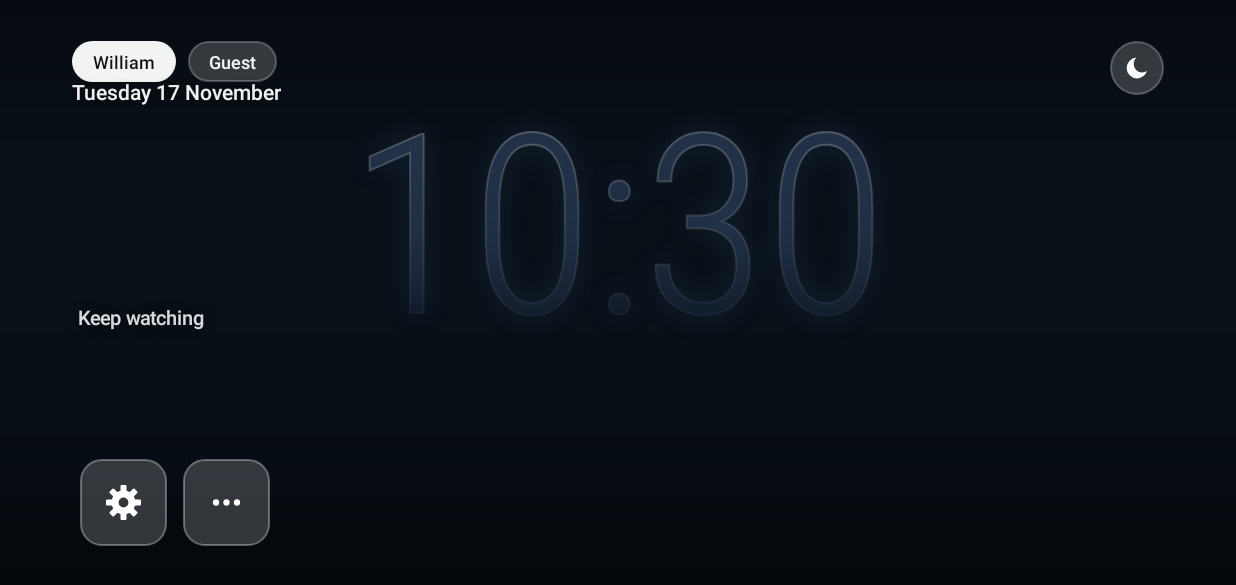
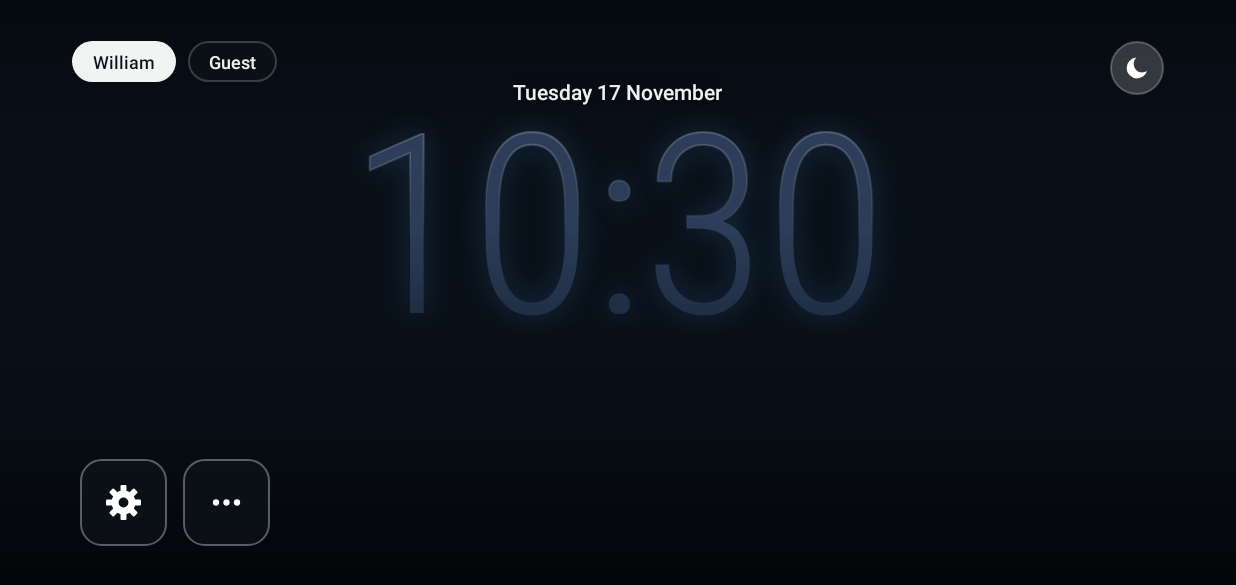
Before and after one commit to williamaxelssonnyman-droid/HEM-PRIVET, an Android app: the screen it shows after launch (MainActivity), on a phone screen of 824 x 412 dp (held sideways). Shown: the top 585 px of the screen. Run offline under Robolectric (Android 15) with nearby library versions, the phone set to English and light mode, and no system bars.

Commit message:
v5.1: polish after first look on the TV
- Date + weather centred above the clock (was stuck to the left edge)
- Clock: regular weight, filled and more opaque, softer fade, no outline look
- Bright wallpapers are darkened automatically so glass and text stand out
- Keep watching only shows real titles and hides otherwise
- Darker glass for cards, tiles and profile pills; legacy icons fill their tile

Co-Authored-By: Claude Opus 5.5 <noreply@anthropic.com>
Claude-Session: https://claude.ai/code/session_01Pti7pxyHfFwkrUKKFzAu2s

```diff
--- a/app/src/main/java/se/william/hem/ClockView.java
+++ b/app/src/main/java/se/william/hem/ClockView.java
@@ -238,7 +238,7 @@ public class ClockView extends View {
         float baseline = baseline();
         float top = baseline - dh;
         Shader fade = new LinearGradient(0, top, 0, baseline + dh * 0.1f,
-                new int[]{0xFFFFFFFF, 0xF0FFFFFF, 0x26FFFFFF},
+                new int[]{0xFFFFFFFF, 0xF5FFFFFF, 0x80FFFFFF},
                 new float[]{0f, 0.5f, 1f}, Shader.TileMode.CLAMP);
         if (g == null) {
             return new LinearGradient(0, top, 0, baseline,
@@ -280,12 +280,10 @@ public class ClockView extends View {
         fill.setAlpha(255);
         c.drawText(s, x, baseline, fill);
         fill.setShader(null);
-        // Thin glassy edge. The whole sprite is later drawn at the clock's transparency,
-        // so boost the edge to keep it about as visible as before.
-        float boost = Math.min(1f, alphaPct / 60f) / Math.max(0.15f, alphaPct / 100f);
-        edge.setShader(new LinearGradient(0, baseline - dh, 0, baseline,
-                new int[]{0x66FFFFFF, 0x10FFFFFF}, null, Shader.TileMode.CLAMP));
-        edge.setAlpha(Math.min(255, Math.round(255 * boost)));
+        // Very faint glassy edge on the top half only: the fill carries the look, not an outline.
+        edge.setShader(new LinearGradient(0, baseline - dh, 0, baseline - dh * 0.4f,
+                new int[]{0x40FFFFFF, 0x00FFFFFF}, null, Shader.TileMode.CLAMP));
+        edge.setAlpha(255);
         c.drawText(s, x, baseline, edge);
         edge.setShader(null);
         sprites.put(key, b);
--- a/app/src/main/java/se/william/hem/MainActivity.java
+++ b/app/src/main/java/se/william/hem/MainActivity.java
@@ -264,7 +264,7 @@ public class MainActivity extends Activity {
     Typeface clockTypeface() {
         try {
             Typeface t = new Typeface.Builder(getAssets(), "fonts/clock.ttf")
-                    .setFontVariationSettings("'wght' 300").build();
+                    .setFontVariationSettings("'wght' 400").build();
             if (t != null) return t;
         } catch (Throwable ignored) {
         }
@@ -281,6 +281,7 @@ public class MainActivity extends Activity {
 
     // Elements of the video-style layout
     TextView dateText, weatherText;
+    View dimView;
     ImageView weatherIcon;
     WeatherDrawable weatherDrawable;
     LinearLayout pills;
@@ -310,8 +311,13 @@ public class MainActivity extends Activity {
 
         View shade = new View(this);
         shade.setBackground(new GradientDrawable(GradientDrawable.Orientation.TOP_BOTTOM,
-                new int[]{0x50000000, 0x00000000, 0x00000000, 0x30000000, 0xA8000000}));
+                new int[]{0x59000000, 0x00000000, 0x00000000, 0x40000000, 0xC8000000}));
         home.addView(shade, new FrameLayout.LayoutParams(-1, -1));
+        // Darkens bright (daytime) wallpapers so the glass and text always stand out.
+        dimView = new View(this);
+        dimView.setBackgroundColor(Color.BLACK);
+        dimView.setAlpha(0f);
+        home.addView(dimView, new FrameLayout.LayoutParams(-1, -1));
 
         FrameLayout content = new FrameLayout(this);
         content.setClipChildren(false);
@@ -353,7 +359,7 @@ public class MainActivity extends Activity {
         dateRow.addView(weatherText);
         weatherIcon.setVisibility(View.GONE);
         weatherText.setVisibility(View.GONE);
-        center.addView(dateRow);
+        center.addView(dateRow, new LinearLayout.LayoutParams(-2, -2));
 
         clock = new ClockView(this);
         clock.setTypeface(clockTypeface());
@@ -468,8 +474,8 @@ public class MainActivity extends Activity {
             t.setClickable(true);
             GradientDrawable bg = new GradientDrawable();
             bg.setCornerRadius(dp(14));
-            bg.setColor(on ? 0xF2FFFFFF : 0x2EFFFFFF);
-            if (!on) bg.setStroke(dp(1), 0x40FFFFFF);
+            bg.setColor(on ? 0xF2FFFFFF : 0x80101419);
+            if (!on) bg.setStroke(dp(1), 0x33FFFFFF);
             t.setBackground(bg);
             final GradientDrawable ring = new GradientDrawable();
             ring.setCornerRadius(dp(14));
@@ -534,7 +540,7 @@ public class MainActivity extends Activity {
         FrameLayout f = new FrameLayout(this);
         f.setFocusable(true);
         f.setClickable(true);
-        f.setBackground(glass(14, 0x2EFFFFFF));
+        f.setBackground(glass(14, 0x99101419));
         ImageView iv = new ImageView(this);
         iv.setImageDrawable(icon);
         iv.setPadding(dp(17), dp(17), dp(17), dp(17));
@@ -564,7 +570,7 @@ public class MainActivity extends Activity {
         f.setFocusable(true);
         f.setClickable(true);
         final int radius = dp(14);
-        f.setBackground(glass(14, 0x2EFFFFFF));
+        f.setBackground(glass(14, 0x99101419));
         f.setOutlineProvider(new ViewOutlineProvider() {
             @Override
             public void getOutline(View v, Outline o) {
@@ -586,8 +592,7 @@ public class MainActivity extends Activity {
             iv.setScaleY(1.45f);
         } else {
             iv.setImageDrawable(ic);
-            iv.setScaleType(ImageView.ScaleType.FIT_CENTER);
-            iv.setPadding(dp(6), dp(6), dp(6), dp(6));
+            iv.setScaleType(ImageView.ScaleType.CENTER_CROP);
         }
         f.addView(iv, new FrameLayout.LayoutParams(-1, -1));
         final GradientDrawable ring = new GradientDrawable();
@@ -699,7 +704,7 @@ public class MainActivity extends Activity {
     // ---------------------------------------------------------------- clock
 
     int clockAlpha() {
-        return prefs.getInt("clockAlpha", 60);
+        return prefs.getInt("clockAlpha", 88);
     }
 
     void paintClock() {
@@ -872,6 +877,21 @@ public class MainActivity extends Activity {
     }
 
     /** Most colourful bright colour in the wallpaper, used to tint the see-through clock. */
+    /** How much to darken a wallpaper: 0 for night pictures, up to 0.4 for bright daylight. */
+    static float dimFor(Bitmap src) {
+        if (src == null) return 0f;
+        Bitmap s = Bitmap.createScaledBitmap(src, 32, 18, true);
+        double sum = 0;
+        for (int y = 0; y < 18; y++) {
+            for (int x = 0; x < 32; x++) {
+                int c = s.getPixel(x, y);
+                sum += (0.2126 * Color.red(c) + 0.7152 * Color.green(c) + 0.0722 * Color.blue(c)) / 255.0;
+            }
+        }
+        double lum = sum / (32 * 18);
+        return (float) Math.max(0, Math.min(0.4, (lum - 0.22) * 1.1));
+    }
+
     static int pickTint(Bitmap src) {
         if (src == null) return 0xFFB8D8E8;
         Bitmap s = Bitmap.createScaledBitmap(src, 48, 27, true);
@@ -946,9 +966,11 @@ public class MainActivity extends Activity {
             if (Build.VERSION.SDK_INT >= 24) b.prepareToDraw();
             Bitmap glass = ClockView.makeGlass(b);
             int t = pickTint(b);
+            float dim = dimFor(b);
             handler.post(() -> {
                 if (token != wpToken || isDestroyed()) return;
                 setWallpaperBitmap(b, glass, t, animate);
+                dimView.animate().alpha(dim).setDuration(animate ? 2600 : 0).start();
             });
         });
     }
@@ -1796,13 +1818,10 @@ public class MainActivity extends Activity {
             addWatchCard(pkg, appName(pkg).toUpperCase(Locale.ROOT), title, art, i++);
             shown.add(pkg);
         }
-        // Not enough history yet: fill with your apps so the row always looks complete.
-        for (String pkg : getDock()) {
-            if (shown.size() >= 3) break;
-            if (shown.contains(pkg) || !installed(pkg)) continue;
-            addWatchCard(pkg, "OPEN APP", appName(pkg), null, i++);
-            shown.add(pkg);
-        }
+        // Only real titles: with nothing to show, the row hides instead of repeating the apps.
+        int vis = shown.isEmpty() ? View.GONE : View.VISIBLE;
+        watchRow.setVisibility(vis);
+        watchTitle.setVisibility(vis);
     }
 
     void addWatchCard(String pkg, String label, String title, Bitmap art, int index) {
@@ -1814,8 +1833,8 @@ public class MainActivity extends Activity {
         card.setPadding(dp(8), dp(7), dp(14), dp(7));
         GradientDrawable bg = new GradientDrawable();
         bg.setCornerRadius(dp(14));
-        bg.setColor(0x52101419);
-        bg.setStroke(dp(1), 0x2EFFFFFF);
+        bg.setColor(0xA6101419);
+        bg.setStroke(dp(1), 0x33FFFFFF);
         card.setBackground(bg);
 
         // thumbnail
@@ -1871,7 +1890,7 @@ public class MainActivity extends Activity {
             v.animate().scaleX(has ? 1.05f : 1f).scaleY(has ? 1.05f : 1f).setDuration(200)
                     .setInterpolator(new OvershootInterpolator(1.2f)).start();
             card.setForeground(has ? ring : null);
-            bg.setColor(has ? 0x80202833 : 0x52101419);
+            bg.setColor(has ? 0xCC232B36 : 0xA6101419);
         });
         card.setOnClickListener(v -> press(v, () -> launch(pkg, v)));
 
```
